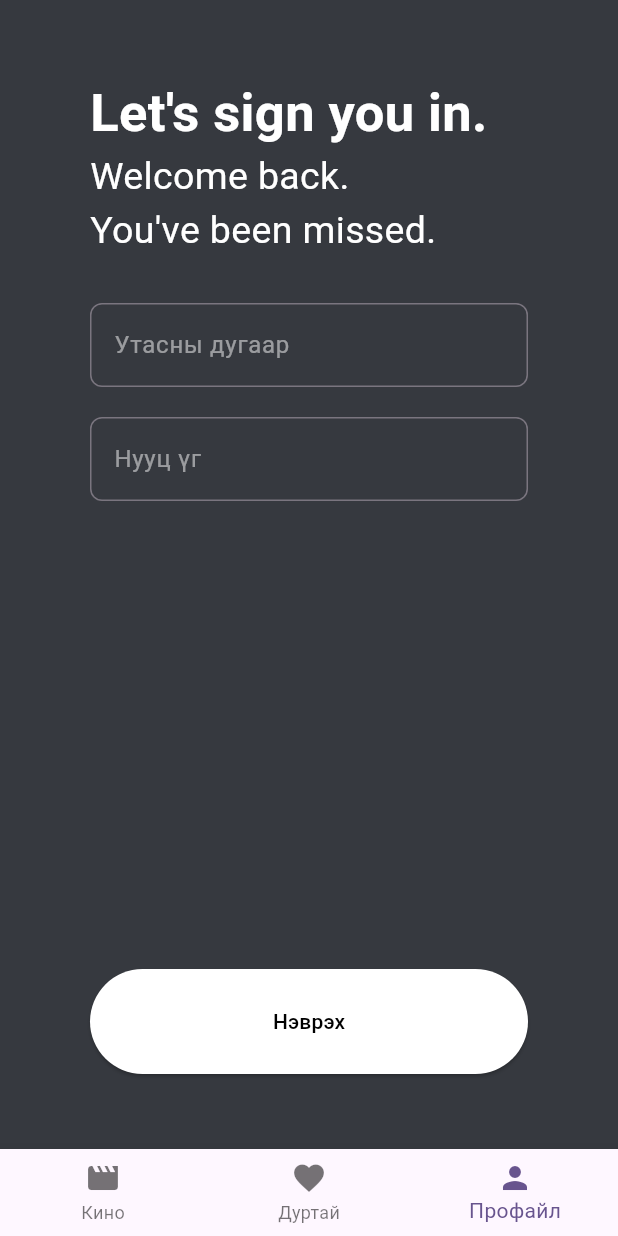
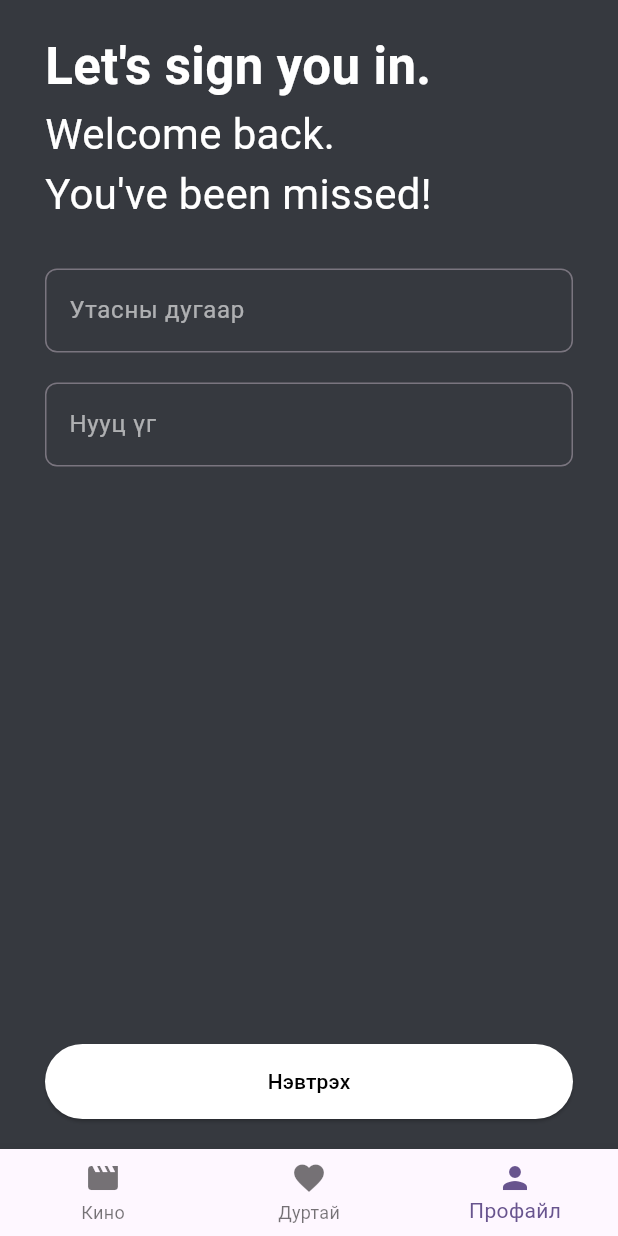
Before and after one commit to sezenteen/MovieApp, a Flutter app: the screen it shows after launch, on a phone screen of 412 x 824 dp. Run offline on Flutter 3.47's test engine with Material 3 defaults, Android fonts, the phone set to English and light mode, and no system bars.

Commit message:
44 hiceel aldaag bvren zassan

```diff
--- a/assets/movies.json
+++ b/assets/movies.json
@@ -2,7 +2,7 @@
   {
     "id": 1,
     "title": "Hunger Games",
-    "imgUrl": "https://i.pinimg.com/control/564x/af/bd/1a/afbd1a8744a96770f81767dc834429b0.jpg",
+    "imgUrl": "https://img.voo.mn/videoVerpic/0e403e18-359d-40eb-b088-210a65253366_pcVerpic_vertical.jpg",
     "publishedYear": 2012,
     "durationMin": 150,
     "type": "Adventure",
--- a/lib/screens/home.dart
+++ b/lib/screens/home.dart
@@ -1,5 +1,4 @@
 import 'package:flutter/material.dart';
-import 'package:movie_app/screens/movie_detail.dart';
 import 'package:movie_app/screens/movies.dart';
 import 'package:movie_app/screens/profile.dart';
 import 'package:movie_app/screens/wishlist.dart';
@@ -13,11 +12,8 @@ class HomePage extends StatefulWidget {
 
 class _HomePageState extends State<HomePage> {
   int _currentIndex = 2;
+  List<Widget> _totalPage = [MoviesPage(), WishListPage(), ProfilePage()];
 
-// Page uudiin jagsaalt
-  List<Widget> _totalPage = [MoviesPage(), WishlistPage(), ProfilePage()];
-
-// Bottom navigation solih funkts
   void _setCurrentIndex(int val) {
     setState(() {
       _currentIndex = val;
@@ -43,7 +39,10 @@ class _HomePageState extends State<HomePage> {
             icon: Icon(Icons.favorite),
             label: "Дуртай",
           ),
-          BottomNavigationBarItem(icon: Icon(Icons.person), label: "Профайл"),
+          BottomNavigationBarItem(
+            icon: Icon(Icons.person),
+            label: "Профайл",
+          ),
         ],
       ),
     );
--- a/lib/screens/login.dart
+++ b/lib/screens/login.dart
@@ -1,5 +1,3 @@
-// Form bugluh uciraas stateful widget ashiglana
-
 import 'package:flutter/material.dart';
 
 class LoginPage extends StatefulWidget {
@@ -16,14 +14,14 @@ class _LoginPageState extends State<LoginPage> {
 
   void _onSubmit() {
     if (_formKey.currentState!.validate()) {
-      print("Amjilttai");
+      print("Amjilltai");
     }
   }
 
   @override
   Widget build(BuildContext context) {
     return Padding(
-      padding: EdgeInsets.symmetric(horizontal: 60, vertical: 50),
+      padding: EdgeInsets.symmetric(horizontal: 30, vertical: 20),
       child: Form(
         key: _formKey,
         child: Column(
@@ -36,7 +34,7 @@ class _LoginPageState extends State<LoginPage> {
                   "Let's sign you in.",
                   style: TextStyle(
                     color: Colors.white,
-                    fontSize: 35,
+                    fontSize: 34,
                     fontWeight: FontWeight.bold,
                   ),
                 ),
@@ -44,19 +42,17 @@ class _LoginPageState extends State<LoginPage> {
                   "Welcome back.",
                   style: TextStyle(
                     color: Colors.white,
-                    fontSize: 25,
+                    fontSize: 28,
                   ),
                 ),
                 Text(
-                  "You've been missed.",
+                  "You've been missed!",
                   style: TextStyle(
                     color: Colors.white,
-                    fontSize: 25,
+                    fontSize: 28,
                   ),
                 ),
-                SizedBox(
-                  height: 30,
-                ),
+                SizedBox(height: 30),
                 TextFormField(
                   controller: _phoneCtrl,
                   validator: (value) {
@@ -67,21 +63,22 @@ class _LoginPageState extends State<LoginPage> {
                   },
                   decoration: InputDecoration(
                     border: OutlineInputBorder(
-                        borderRadius: BorderRadius.circular(8),
-                        borderSide: BorderSide(
-                          color: Colors.white.withOpacity(0.5),
-                          width: 1,
-                        )),
-                    labelStyle: TextStyle(color: Colors.white.withOpacity(0.5)),
+                      borderRadius: BorderRadius.circular(8),
+                      borderSide: BorderSide(
+                        color: Colors.white.withOpacity(0.6),
+                        width: 1,
+                      ),
+                    ),
+                    labelStyle: TextStyle(
+                      color: Colors.white.withOpacity(0.6),
+                    ),
                     label: Text("Утасны дугаар"),
                   ),
                   style: TextStyle(
                     color: Colors.white,
                   ),
                 ),
-                SizedBox(
-                  height: 20,
-                ),
+                SizedBox(height: 20),
                 TextFormField(
                   controller: _passCtrl,
                   obscureText: true,
@@ -92,11 +89,18 @@ class _LoginPageState extends State<LoginPage> {
                     return null;
                   },
                   decoration: InputDecoration(
-                      border: OutlineInputBorder(
-                          borderRadius: BorderRadius.circular(8)),
-                      labelStyle:
-                          TextStyle(color: Colors.white.withOpacity(0.5)),
-                      label: Text("Нууц үг")),
+                    border: OutlineInputBorder(
+                      borderRadius: BorderRadius.circular(8),
+                      borderSide: BorderSide(
+                        color: Colors.white.withOpacity(0.6),
+                        width: 1,
+                      ),
+                    ),
+                    labelStyle: TextStyle(
+                      color: Colors.white.withOpacity(0.6),
+                    ),
+                    label: Text("Нууц үг"),
+                  ),
                   style: TextStyle(
                     color: Colors.white,
                   ),
@@ -105,15 +109,14 @@ class _LoginPageState extends State<LoginPage> {
             ),
             SizedBox(
               width: double.infinity,
-              height: 70,
+              height: 50,
               child: ElevatedButton(
                 style: ButtonStyle(
                   backgroundColor: MaterialStateProperty.all(Colors.white),
                   foregroundColor: MaterialStateProperty.all(Colors.black),
-                  // backgroundColor: Colors.white,
                 ),
                 onPressed: _onSubmit,
-                child: Text("Нэврэх"),
+                child: Text("Нэвтрэх"),
               ),
             ),
           ],
--- a/lib/screens/movie_detail.dart
+++ b/lib/screens/movie_detail.dart
@@ -3,6 +3,7 @@ import 'package:flutter/material.dart';
 class MovieDetailPage extends StatelessWidget {
   const MovieDetailPage({super.key});
 
+  @override
   Widget build(BuildContext context) {
     return Center(
       child: Text("Movie Detail Page"),
--- a/lib/screens/wishlist.dart
+++ b/lib/screens/wishlist.dart
@@ -1,9 +1,9 @@
 import 'package:flutter/material.dart';
-// Home screen dotroo soligdoh uciraas scafold ashiglaagvi
 
-class WishlistPage extends StatelessWidget {
-  const WishlistPage({super.key});
+class WishListPage extends StatelessWidget {
+  const WishListPage({super.key});
 
+  @override
   Widget build(BuildContext context) {
     return Center(
       child: Text("Wish List Page"),
```
Also changed, not shown: lib/model/movie/index.dart (+2 -5 lines), lib/screens/movies.dart (+49 -22 lines), lib/widgets/movie_card.dart (+20 -6 lines), lib/widgets/movie_special_card.dart (+4 -4 lines), lib/model/movie/index.g.dart, lib/screens/profile.dart (line endings or trailing spaces).
